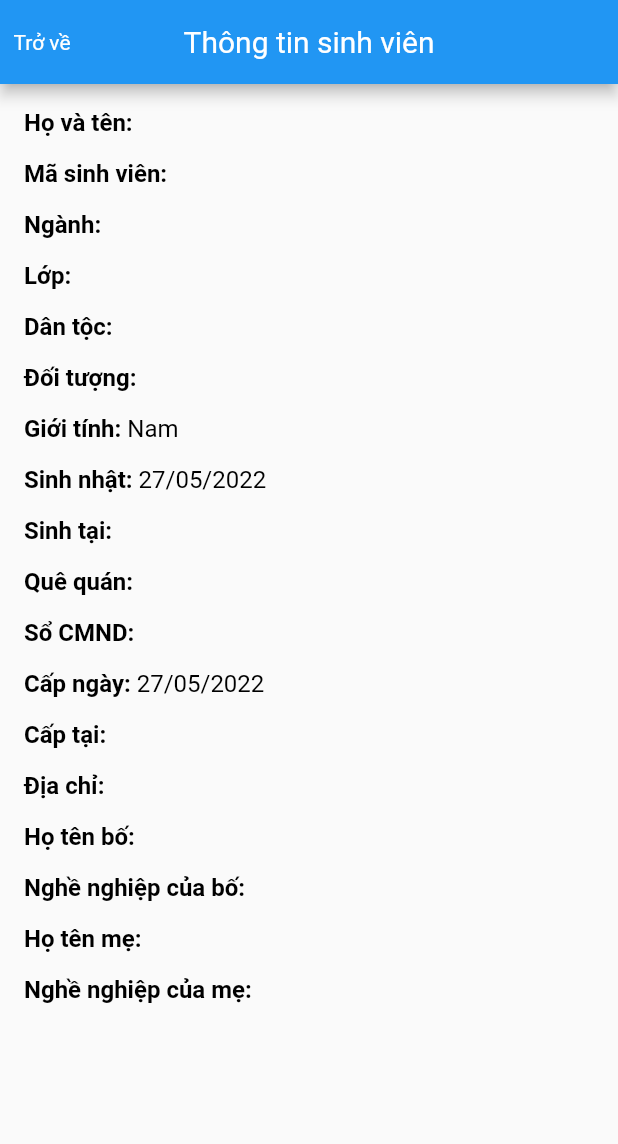
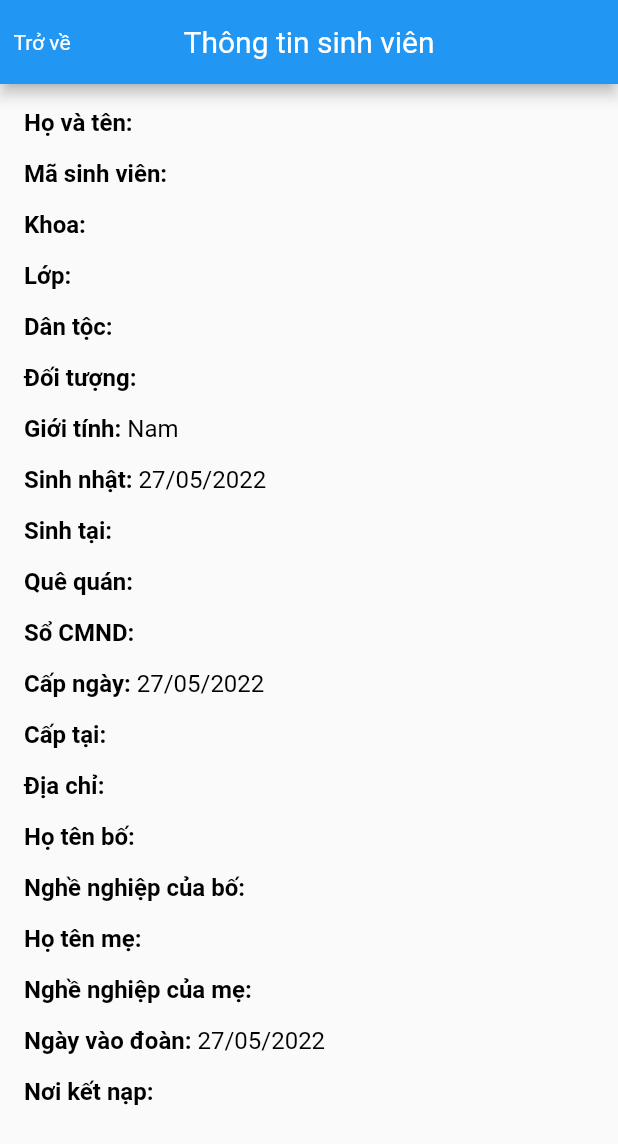
Before and after one commit to quangnguyen1235/backendless_student_management_flutter, a Flutter app: the StudentDetail screen opened directly with empty values, on a phone screen of 412 x 824 dp. Shown: the top 1144 px of the screen. Run offline on Flutter 3.47's test engine with Material 2 defaults, Android fonts, the phone set to English and light mode, and no system bars; drawn by our look-alikes of overlay_support; our stand-ins replace cached_network_image, connectivity_plus, device_info, dio, firebase_analytics, firebase_auth and 15 more; missing offline and left inert: backendless_sdk; accounts and stored records are empty.

```diff
--- a/lib/src/presentation/students/student_detail.dart
+++ b/lib/src/presentation/students/student_detail.dart
@@ -42,7 +42,7 @@ class StudentDetail extends StatelessWidget {
                 studentModel.studentCode!,
               ),
               buildField(
-                'Ngành',
+                'Khoa',
                 studentModel.major!.majorName!,
               ),
               buildField(
@@ -109,6 +109,17 @@ class StudentDetail extends StatelessWidget {
                 'Nghề nghiệp của mẹ',
                 studentModel.motherJob ?? "Không có",
               ),
+              buildField(
+                'Ngày vào đoàn',
+                studentModel.unionDate != null
+                    ? AppUtils.convertDateTime2String(studentModel.unionDate,
+                        format: 'dd/MM/yyyy')
+                    : "",
+              ),
+              buildField(
+                'Nơi kết nạp',
+                studentModel.unionPlace != null ? studentModel.unionPlace! : '',
+              ),
             ],
           ),
         ),
--- a/lib/src/resource/database/app_database.dart
+++ b/lib/src/resource/database/app_database.dart
@@ -24,7 +24,7 @@ class AppDatabase {
       applicationId: APPLICATION_ID,
       androidApiKey: ANDROID_API_KEY,
       iosApiKey: IOS_API_KEY,
-      jsApiKey: JS_API_KEY,
+      // jsApiKey: JS_API_KEY,
       customDomain: BACKEND_DOMAIN,
     );
     final _success = await Backendless.isInitialized();
--- a/lib/src/resource/model/student_model.dart
+++ b/lib/src/resource/model/student_model.dart
@@ -40,6 +40,8 @@ class StudentModel {
     this.classSubject,
     this.major,
     this.province,
+    this.unionDate,
+    this.unionPlace,
   });
 
   StudentModel.fromJson(dynamic json) {
@@ -64,7 +66,8 @@ class StudentModel {
     classSubject = json['MaLop'] != null ? ClassModel.fromJson(json['MaLop']) : null;
     major = json['MaNganh'] != null ? MajorModel.fromJson(json['MaNganh']) : null;
     province = json['MaTinh'] != null ? ProvinceModel.fromJson(json['MaTinh']) : null;
-
+    unionPlace = json['NoiKetNap'];
+    unionDate = json['NgayVD'];
   }
 
   String? identificationNumber;
@@ -89,6 +92,10 @@ class StudentModel {
   MajorModel? major;
   ProvinceModel? province;
 
+  DateTime? unionDate;
+  String? unionPlace;
+
+
   StudentModel copyWith({
     String? identificationNumber,
     String? placeOfBirth,
@@ -111,6 +118,8 @@ class StudentModel {
     ClassModel? classSubject,
     MajorModel? major,
     ProvinceModel? province,
+    DateTime? unionDate,
+    String? unionPlace,
   }) =>
       StudentModel(
         identificationNumber: identificationNumber ?? this.identificationNumber,
@@ -134,6 +143,8 @@ class StudentModel {
         classSubject: classSubject ?? this.classSubject,
         major: major ?? this.major,
         province: province ?? this.province,
+        unionDate: unionDate ?? this.unionDate,
+        unionPlace: unionPlace ?? this.unionPlace,
       );
 
   Map<String, dynamic> toJson() {
@@ -159,6 +170,8 @@ class StudentModel {
     map['MaLop'] = classSubject?.toJson();
     map['MaNganh'] = major?.toJson();
     map['MaTinh'] = province?.toJson();
+    map['NoiKetNap'] = unionPlace;
+    map['NgayVD'] = unionDate;
     return map;
   }
 }
```
Also changed, not shown: 3 other files.
